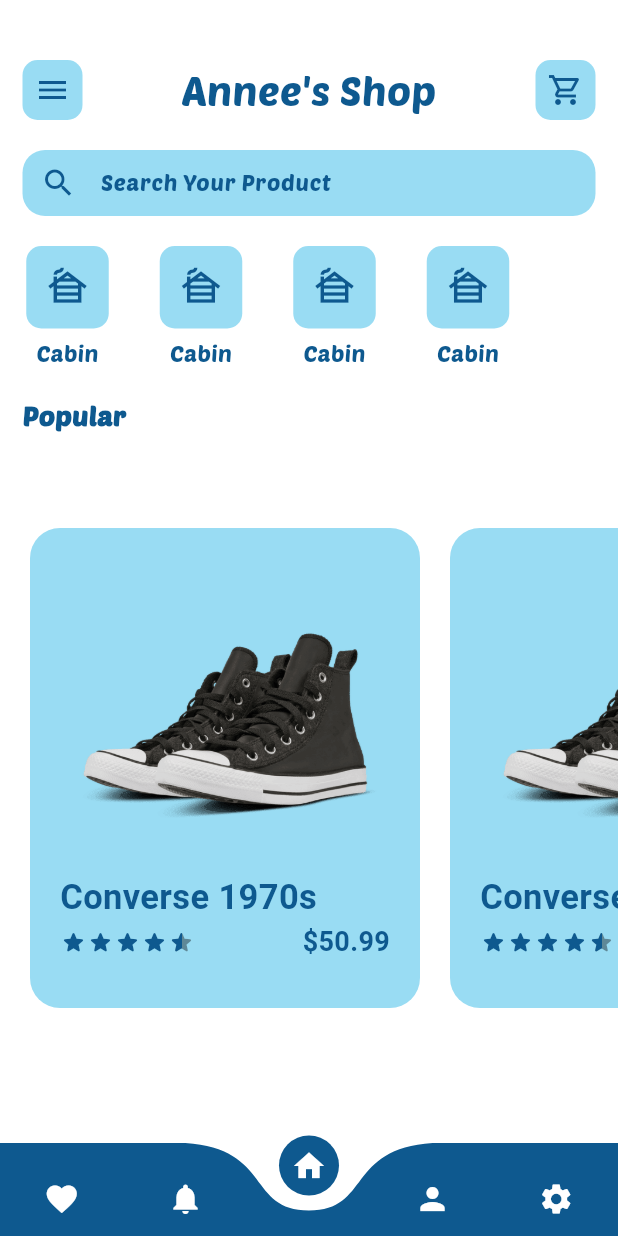
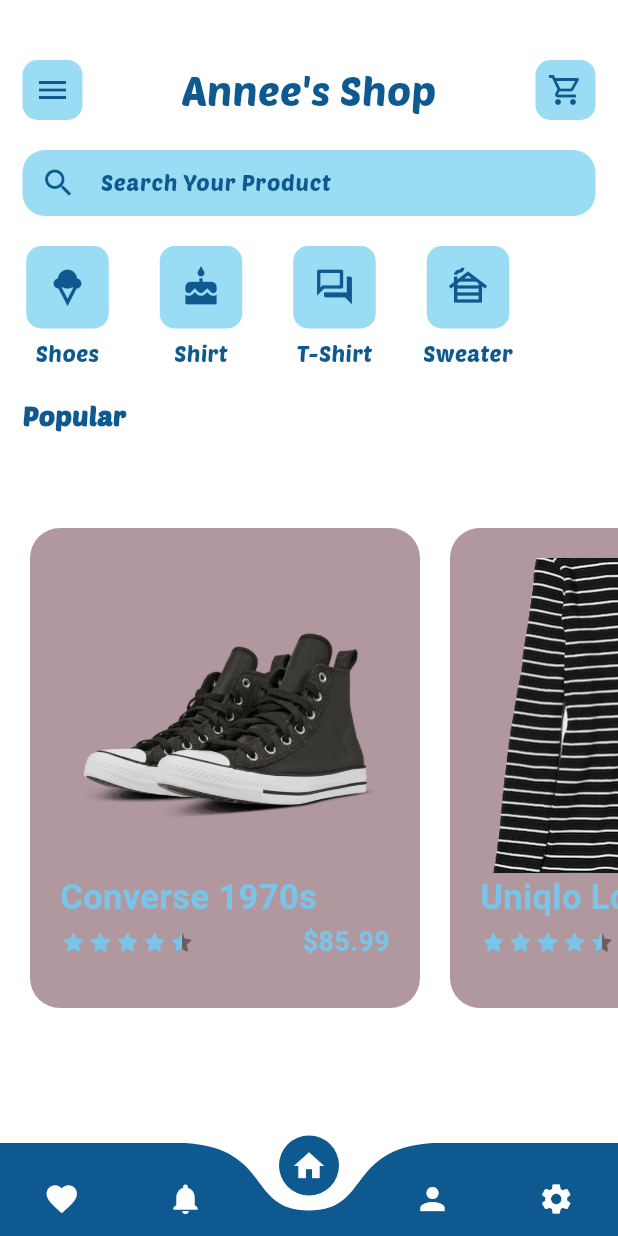
Before and after one commit to bunrieucuaa/BTL_Flutter, a Flutter app: the screen it shows after launch, on a phone screen of 412 x 824 dp. Run offline on Flutter 3.47's test engine with Material 3 defaults, Android fonts, the phone set to English and light mode, and no system bars; drawn by our look-alikes of curved_navigation_bar, flutter_rating_bar.

Commit message:
feat: create detail product page #5

```diff
--- a/lib/main.dart
+++ b/lib/main.dart
@@ -23,3 +23,4 @@
 
 //last check 9:33 27/05/2024
 //last check 13:33 28/05/2024
+//last check 24:47 1/06/2024
--- /dev/null
+++ b/lib/model/product.dart
@@ -0,0 +1,49 @@
+import 'package:flutter/material.dart';
+import 'package:flutter_btl/static/staticColor.dart';
+
+class Product {
+  final String image, name, price;
+  final Color lightColor, darkColor;
+  double rating;
+  int count;
+
+  Product({
+    required this.image,
+    required this.name,
+    required this.rating,
+    required this.count,
+    required this.price,
+    required this.lightColor,
+    required this.darkColor,
+  });
+}
+
+final ProductList = [
+  Product(
+    image: "converse_shoes.png",
+    name: "Converse 1970s",
+    rating: 4.5,
+    price: "85.99",
+    lightColor: lightColor,
+    darkColor: darkColor,
+    count: 1,
+  ),
+  Product(
+    image: "long_shirt.png",
+    name: "Uniqlo Long Shirt",
+    rating: 4.5,
+    price: "50.99",
+    lightColor: lightColor,
+    darkColor: darkColor,
+    count: 1,
+  ),
+  Product(
+    image: "sweater.png",
+    name: "Uniqlo Sweater",
+    rating: 4.5,
+    price: "45.99",
+    lightColor: lightColor,
+    darkColor: darkColor,
+    count: 1,
+  ),
+];
--- a/lib/product_home.dart
+++ b/lib/product_home.dart
@@ -1,4 +1,6 @@
 import 'package:flutter/material.dart';
+import 'package:flutter_btl/model/product.dart';
+import 'package:flutter_btl/product_details.dart';
 // import 'package:flutter_btl/product_component/row_header.dart';
 import 'package:flutter_btl/static/staticColor.dart';
 import 'package:flutter_rating_bar/flutter_rating_bar.dart';
@@ -14,22 +16,24 @@
   //ListView Category
   List<Map<String, dynamic>> categoriesList = [
     {
-      "icon": Icons.cabin,
-      "label": "Cabin",
+      "icon": Icons.icecream,
+      "label": "Shoes",
+    },
+    {
+      "icon": Icons.cake,
+      "label": "Shirt",
+    },
+    {
+      "icon": Icons.forum_outlined,
+      "label": "T-Shirt",
     },
     {
       "icon": Icons.cabin,
-      "label": "Cabin",
-    },
-    {
-      "icon": Icons.cabin,
-      "label": "Cabin",
-    },
-    {
-      "icon": Icons.cabin,
-      "label": "Cabin",
+      "label": "Sweater",
     },
   ];
+
+  List<Product> products = ProductList;
 
   @override
   Widget build(BuildContext context) {
@@ -178,15 +182,21 @@
         margin: const EdgeInsets.only(left: 20),
         child: ListView.builder(
           scrollDirection: Axis.horizontal,
-          itemCount: 3,
+          itemCount: products.length,
           itemBuilder: (context, index) {
-            return Container(
+            final product = products[index];
+            return GestureDetector(
+              onTap: () {
+                Navigator.of(context).push(MaterialPageRoute(
+                    builder: (context) => ProductDetails(product: product)));
+              },
+              child: Container(
                 width: 260,
                 height: 320,
                 margin: const EdgeInsets.only(right: 20),
                 padding: const EdgeInsets.all(20),
                 decoration: BoxDecoration(
-                color: forthColor,
+                  color: product.lightColor,
                   borderRadius: BorderRadius.circular(20),
                 ),
                 child: Column(
@@ -194,15 +204,15 @@
                   children: [
                     Container(
                       height: 210,
-                    decoration: const BoxDecoration(
+                      decoration: BoxDecoration(
                           image: DecorationImage(
-                            image: AssetImage("assets/converse_shoes.png"),
+                              image: AssetImage("assets/${product.image}"),
                               fit: BoxFit.cover)),
                     ),
-                  const Text(
-                    "Converse 1970s",
+                    Text(
+                      product.name,
                       style: TextStyle(
-                      color: firstColor,
+                        color: product.darkColor,
                         fontSize: 23,
                         fontWeight: FontWeight.w600,
                       ),
@@ -213,20 +223,24 @@
                         RatingBar.builder(
                           itemCount: 5,
                           itemSize: 18,
-                        initialRating: 4.5,
+                          initialRating: product.rating,
                           allowHalfRating: true,
                           itemBuilder: (context, _) {
-                          return const Icon(
+                            return Icon(
                               Icons.star_rounded,
-                            color: firstColor,
+                              color: product.darkColor,
                             );
                           },
-                        onRatingUpdate: (rating) {},
+                          onRatingUpdate: (rating) {
+                            setState(() {
+                              product.rating = rating;
+                            });
+                          },
                         ),
-                      const Text(
-                        "\$50.99",
+                        Text(
+                          "\$${product.price}",
                           style: TextStyle(
-                          color: firstColor,
+                            color: product.darkColor,
                             fontWeight: FontWeight.w600,
                             fontSize: 18,
                           ),
@@ -235,6 +249,7 @@
                     )
                   ],
                 ),
+              ),
             );
           },
         ),
--- a/lib/static/staticColor.dart
+++ b/lib/static/staticColor.dart
@@ -26,3 +26,11 @@
 //Help
 const Color bgHelpColor = Color.fromARGB(255, 162, 218, 134);
 const Color iconHelpColor = Color.fromARGB(255, 52, 150, 19);
+
+//STATIC PRODUCT IMAGE
+const Color lightColor = Color.fromARGB(255, 177, 151, 158);
+const Color darkColor = Color.fromARGB(255, 122, 196, 232);
+
+//BUTTON COLOR
+const Color buttonColor = Color.fromARGB(255, 96, 179, 211);
+const Color iconButtonColor = Color.fromARGB(255, 82, 71, 110);
```
Also changed, not shown: lib/product_details.dart (added, +257 -0 lines). Lines whose indentation alone changed are shown as unchanged.
